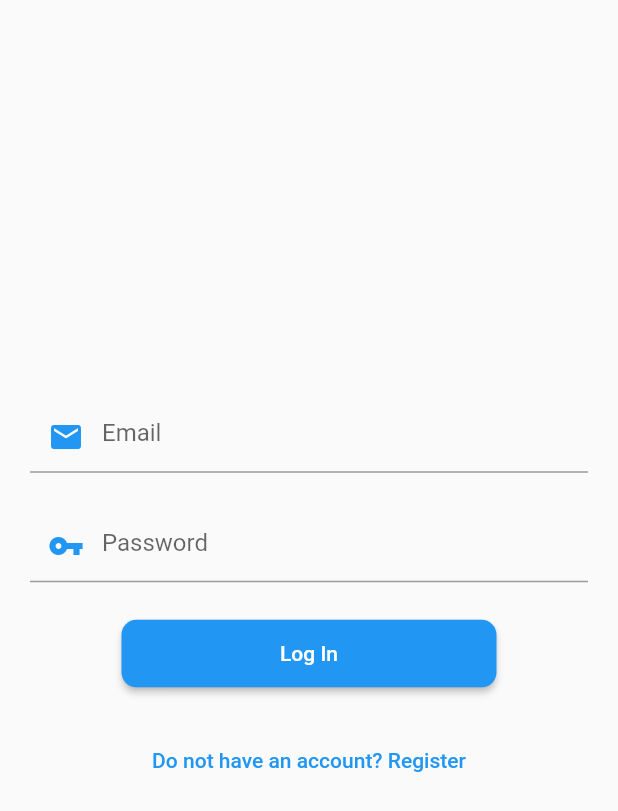
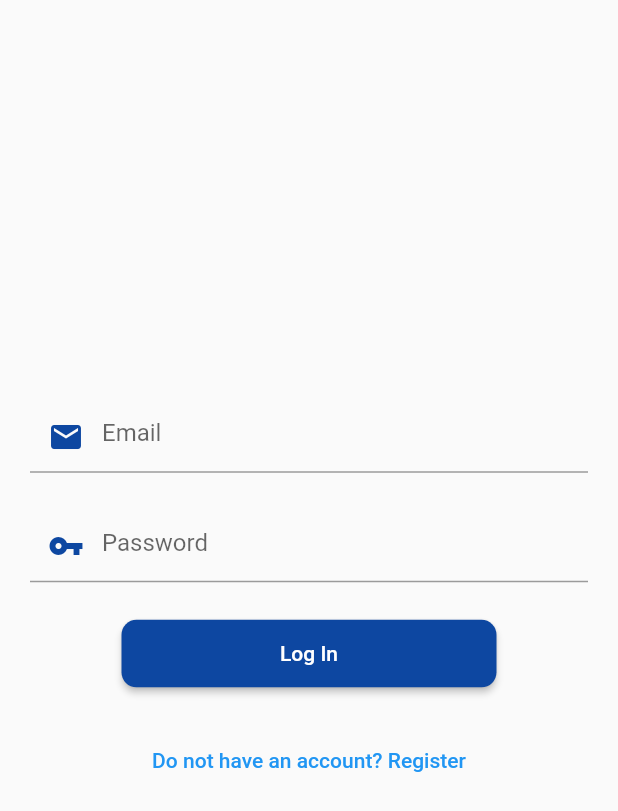
Before and after one commit to jurej1/fit_tip, a Flutter app: the screen it shows after launch, on a phone screen of 412 x 824 dp. Shown: the top 811 px of the screen. Run offline on Flutter 3.47's test engine with Material 2 defaults, Android fonts, the phone set to English and light mode, and no system bars; our stand-ins replace another_flushbar, bloc, cloud_firestore, equatable, firebase_auth, firebase_core and 2 more; accounts and stored records are empty.

Commit message:
primary color

```diff
--- a/lib/app.dart
+++ b/lib/app.dart
@@ -39,6 +39,9 @@ class App extends StatelessWidget {
         child: MaterialApp(
           navigatorKey: _navigatorState,
           title: 'FitTip',
+          theme: ThemeData(
+            primaryColor: Colors.blue[900],
+          ),
           builder: (context, child) {
             return BlocListener<AuthenticationBloc, AuthenticationState>(
               listenWhen: (previous, current) => previous.status != current.status,
```
